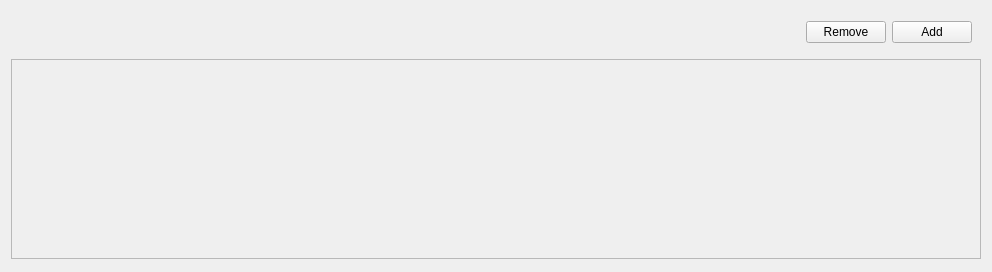
Above: ui_files/PDFArea.ui from StevenSong-sTs/PDF-Tailor before the change. Below: the same form after it.
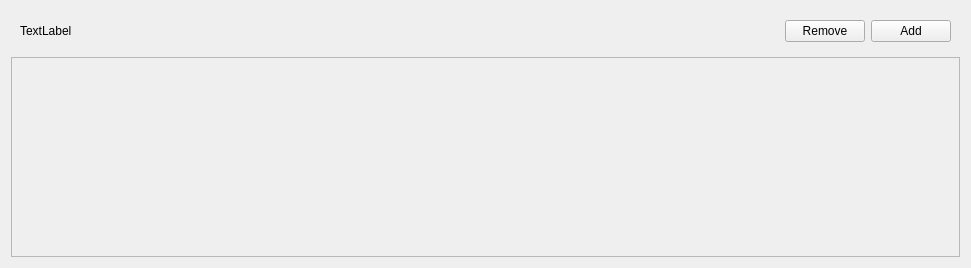
That is the form after the change.

Commit message: Add pdf name to PDFArea; fix alignment

```diff
--- a/ui_files/PDFArea.ui
+++ b/ui_files/PDFArea.ui
@@ -6,23 +6,52 @@
    <rect>
     <x>0</x>
     <y>0</y>
-    <width>992</width>
-    <height>272</height>
+    <width>971</width>
+    <height>266</height>
    </rect>
   </property>
+  <property name="sizePolicy">
+   <sizepolicy hsizetype="Preferred" vsizetype="Fixed">
+    <horstretch>0</horstretch>
+    <verstretch>0</verstretch>
+   </sizepolicy>
+  </property>
   <property name="windowTitle">
    <string>Form</string>
   </property>
   <layout class="QVBoxLayout" name="verticalLayout">
-   <item alignment="Qt::AlignmentFlag::AlignRight">
+   <item>
     <widget class="QWidget" name="widget" native="true">
      <property name="sizePolicy">
-      <sizepolicy hsizetype="Fixed" vsizetype="Fixed">
+      <sizepolicy hsizetype="Expanding" vsizetype="Expanding">
        <horstretch>0</horstretch>
        <verstretch>0</verstretch>
       </sizepolicy>
      </property>
+     <property name="layoutDirection">
+      <enum>Qt::LayoutDirection::LeftToRight</enum>
+     </property>
      <layout class="QHBoxLayout" name="horizontalLayout">
+      <item>
+       <widget class="QLabel" name="filenameLabel">
+        <property name="text">
+         <string>TextLabel</string>
+        </property>
+       </widget>
+      </item>
+      <item>
+       <spacer name="horizontalSpacer">
+        <property name="orientation">
+         <enum>Qt::Orientation::Horizontal</enum>
+        </property>
+        <property name="sizeHint" stdset="0">
+         <size>
+          <width>50</width>
+          <height>20</height>
+         </size>
+        </property>
+       </spacer>
+      </item>
       <item>
        <widget class="QPushButton" name="removeButton">
         <property name="text">
@@ -62,7 +91,7 @@
        <rect>
         <x>0</x>
         <y>0</y>
-        <width>972</width>
+        <width>951</width>
         <height>198</height>
        </rect>
       </property>
```
The commit also changes 4 other files.
